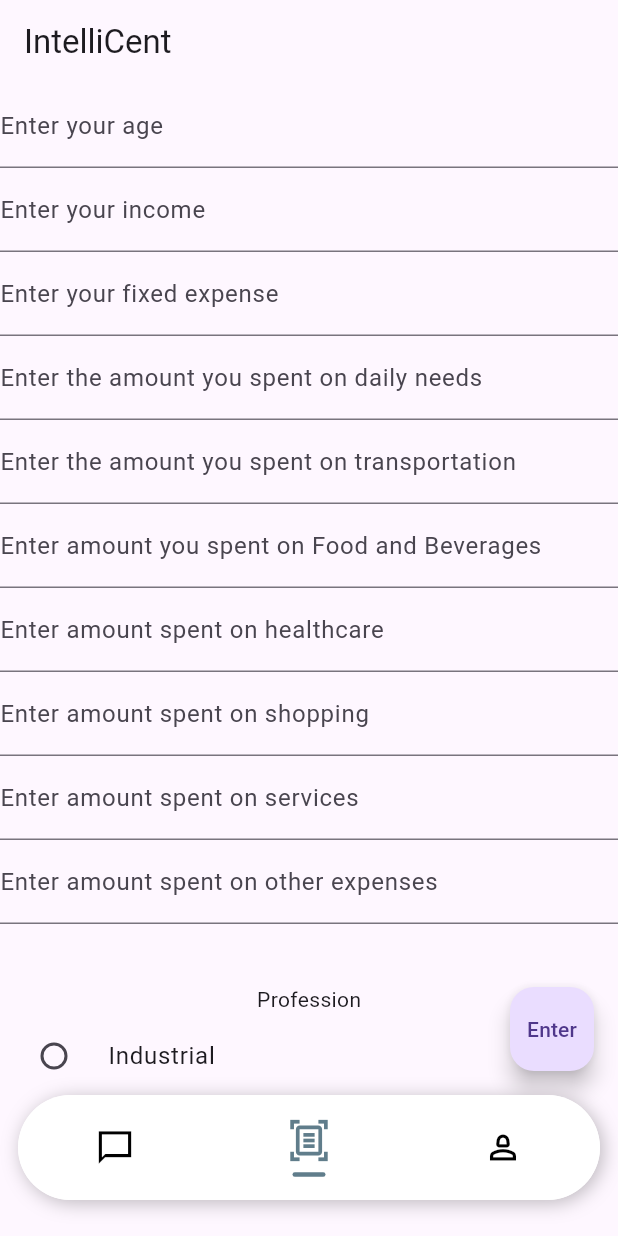
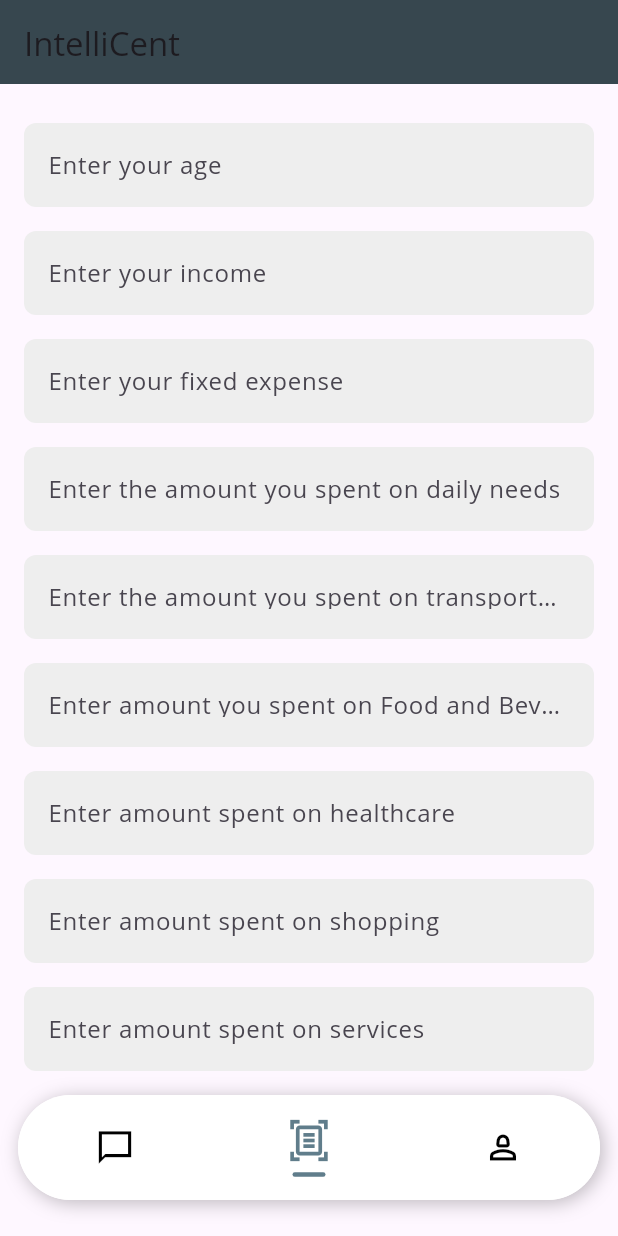
Before and after one commit to NoelJomichan/IntelliCent, a Flutter app: the screen it shows after launch, on a phone screen of 412 x 824 dp. Run offline on Flutter 3.47's test engine with Material 3 defaults, Android fonts, the phone set to English and light mode, and no system bars; our stand-ins replace bubble, cloud_firestore, firebase_core, shared_preferences; missing offline and left inert: dart:ffi; accounts and stored records are empty; Roboto replaces fonts that are missing (Open Sans).

Commit message:
changed UI and added profile page

```diff
--- /dev/null
+++ b/lib/Python/userData.dart
@@ -0,0 +1,22 @@
+
+class User {
+  String username;
+  String apiKey;
+  String savings;
+  String risk;
+  String duration;
+  String expectedReturns;
+
+  User({required this.username, required this.apiKey, required this.savings, required this.risk, required this.duration, required this.expectedReturns});
+
+  factory User.fromJson(Map<String, dynamic> json) {
+    return User(
+      username: json['username'],
+      apiKey: json['api_key'],
+      savings: json['savings'],
+      risk: json['risk'],
+      duration: json['duration'],
+      expectedReturns: json['expected_returns'],
+    );
+  }
+}
--- a/lib/Screens/data_page.dart
+++ b/lib/Screens/data_page.dart
@@ -1,5 +1,45 @@
 import 'package:flutter/material.dart';
 import 'package:untitled/Python/sendRequest.dart';
+
+void showAlertDialog(BuildContext context, String message) {
+  showDialog(
+    context: context,
+    builder: (BuildContext context) {
+      return AlertDialog(
+        title: const Text('Predicted Savings'),
+        content: Text(message),
+        actions: <Widget>[
+          TextButton(
+            child: const Text('OK'),
+            onPressed: () {
+              Navigator.of(context).pop(); // Closes the alert dialog
+            },
+          ),
+        ],
+      );
+    },
+  );
+}
+
+void showGeneralAlert(BuildContext context, String message) {
+  showDialog(
+    context: context,
+    builder: (BuildContext context) {
+      return AlertDialog(
+        title: const Text('Input Error'),
+        content: Text(message),
+        actions: <Widget>[
+          TextButton(
+            child: const Text('OK'),
+            onPressed: () {
+              Navigator.of(context).pop(); // Closes the alert dialog
+            },
+          ),
+        ],
+      );
+    },
+  );
+}
 
 class DataPage extends StatefulWidget {
   const DataPage({Key? key}) : super(key: key);
@@ -29,224 +69,100 @@
   int profKnowledge = 0;
   int profPublic = 0;
   int profService = 0;
+
   @override
   Widget build(BuildContext context) {
     return MaterialApp(
       title: 'IntelliCent',
+      theme: ThemeData(
+        primarySwatch: Colors.blueGrey,
+        fontFamily: 'Open Sans',
+        inputDecorationTheme: InputDecorationTheme(
+          border: OutlineInputBorder(
+            borderRadius: BorderRadius.circular(8.0),
+            borderSide: BorderSide.none,
+          ),
+          filled: true,
+          fillColor: Colors.grey[200],
+        ),
+        textButtonTheme: TextButtonThemeData(
+          style: TextButton.styleFrom(
+            backgroundColor: Colors.blueAccent,
+            primary: Colors.white,
+          ),
+        ),
+      ),
       home: Scaffold(
         appBar: AppBar(
           title: const Text('IntelliCent'),
+          backgroundColor: Colors.blueGrey[800],
         ),
         body: Form(
           key: _formKey,
           child: SingleChildScrollView(
+            padding: const EdgeInsets.all(16.0),
             child: Column(
+              crossAxisAlignment: CrossAxisAlignment.stretch,
               children: [
-                TextFormField(
-                  controller: ageController,
-                  keyboardType: TextInputType.number,
-                  validator: (value){
-                    if(value == null || value.isEmpty){
-                      return 'Please enter age';
-                    }
-                    return null;
-                  },
-                  decoration:  const InputDecoration(
-                    border: UnderlineInputBorder(),
-                    labelText: 'Enter your age',
-                  ),
-                ),
-                TextFormField(
-                  controller: incomeController,
-                  keyboardType: TextInputType.number,
-                  validator: (value){
-                    if(value == null || value.isEmpty){
-                      return 'Please enter income';
-                    }
-                    return null;
-                  },
-                  decoration:  const InputDecoration(
-                    border: UnderlineInputBorder(),
-                    labelText: 'Enter your income',
-                  ),
-                ),
-                TextFormField(
-                  controller: fixedExpenseController,
-                  keyboardType: TextInputType.number,
-                  validator: (value){
-                    if(value == null || value.isEmpty){
-                      return 'Please enter fixed expense';
-                    }
-                    return null;
-                  },
-                  decoration:  const InputDecoration(
-                    border: UnderlineInputBorder(),
-                    labelText: 'Enter your fixed expense',
-                  ),
-                ),
-                TextFormField(
-                  controller: dailyNeedsController,
-                  keyboardType: TextInputType.number,
-                  validator: (value){
-                    if(value == null || value.isEmpty){
-                      return 'Please enter amount you spent on daily needs';
-                    }
-                    return null;
-                  },
-                  decoration:  const InputDecoration(
-                    border: UnderlineInputBorder(),
-                    labelText: 'Enter the amount you spent on daily needs',
-                  ),
-                ),
-                TextFormField(
-                  controller: transportationController,
-                  keyboardType: TextInputType.number,
-                  validator: (value){
-                    if(value == null || value.isEmpty){
-                      return 'Please enter amount you spent on transportation';
-                    }
-                    return null;
-                  },
-                  decoration:  const InputDecoration(
-                    border: UnderlineInputBorder(),
-                    labelText: 'Enter the amount you spent on transportation',
-                  ),
-                ),
-                TextFormField(
-                  controller: foodBevController,
-                  keyboardType: TextInputType.number,
-                  validator: (value){
-                    if(value == null || value.isEmpty){
-                      return 'Please enter Food and Beverage amount';
-                    }
-                    return null;
-                  },
-                  decoration:  const InputDecoration(
-                    border: UnderlineInputBorder(),
-                    labelText: 'Enter amount you spent on Food and Beverages',
-                  ),
-                ),
-                TextFormField(
-                  controller: healthcareController,
-                  keyboardType: TextInputType.number,
-                  validator: (value){
-                    if(value == null || value.isEmpty){
-                      return 'Please enter amount spent on healthcare';
-                    }
-                    return null;
-                  },
-                  decoration:  const InputDecoration(
-                    border: UnderlineInputBorder(),
-                    labelText: 'Enter amount spent on healthcare',
-                  ),
-                ),
-                TextFormField(
-                  controller: shoppingController,
-                  keyboardType: TextInputType.number,
-                  validator: (value){
-                    if(value == null || value.isEmpty){
-                      return 'Please enter amount spent on shopping';
-                    }
-                    return null;
-                  },
-                  decoration:  const InputDecoration(
-                    border: UnderlineInputBorder(),
-                    labelText: 'Enter amount spent on shopping',
-                  ),
-                ),
-                TextFormField(
-                  controller: servicesController,
-                  keyboardType: TextInputType.number,
-                  validator: (value){
-                    if(value == null || value.isEmpty){
-                      return 'Please enter amount spent on services';
-                    }
-                    return null;
-                  },
-                    decoration:  const InputDecoration(
-                    border: UnderlineInputBorder(),
-                    labelText: 'Enter amount spent on services',
-                  ),
-                ),
-                TextFormField(
-                  controller: othersController,
-                  keyboardType: TextInputType.number,
-                  validator: (value){
-                    if(value == null || value.isEmpty){
-                      return 'Please enter amount spent on other expenses';
-                    }
-                    return null;
-                  },
-                    decoration:  const InputDecoration(
-                    border: UnderlineInputBorder(),
-                    labelText: 'Enter amount spent on other expenses',
-                  ),
-                ),
-
-                const Padding(padding: EdgeInsets.all(10)),
-                const Padding(padding: EdgeInsets.all(10)),
-                const Text('Profession'),
-                Column(
-                  //profession
-                  children: [
-                    RadioListTile(
-                        title: const Text('Industrial'),
-                        value: 1,
-                        groupValue: profIndustrial,
-                        onChanged: (value){
+                SizedBox(height: 10.0),
+                _buildTextFormField(ageController, 'Enter your age', 'Please enter age'),
+                SizedBox(height: 16.0),
+                _buildTextFormField(incomeController, 'Enter your income', 'Please enter income'),
+                SizedBox(height: 16.0),
+                _buildTextFormField(fixedExpenseController, 'Enter your fixed expense', 'Please enter fixed expense'),
+                SizedBox(height: 16.0),
+                _buildTextFormField(dailyNeedsController, 'Enter the amount you spent on daily needs', 'Please enter amount you spent on daily needs'),
+                SizedBox(height: 16.0),
+                _buildTextFormField(transportationController, 'Enter the amount you spent on transportation', 'Please enter amount you spent on transportation'),
+                SizedBox(height: 16.0),
+                _buildTextFormField(foodBevController, 'Enter amount you spent on Food and Beverages', 'Please enter Food and Beverage amount'),
+                SizedBox(height: 16.0),
+                _buildTextFormField(healthcareController, 'Enter amount spent on healthcare', 'Please enter amount spent on healthcare'),
+                SizedBox(height: 16.0),
+                _buildTextFormField(shoppingController, 'Enter amount spent on shopping', 'Please enter amount spent on shopping'),
+                SizedBox(height: 16.0),
+                _buildTextFormField(servicesController, 'Enter amount spent on services', 'Please enter amount spent on services'),
+                SizedBox(height: 16.0),
+                _buildTextFormField(othersController, 'Enter amount spent on other expenses', 'Please enter amount spent on other expenses'),
+                SizedBox(height: 20.0),
+                const Text('Profession', style: TextStyle(fontSize: 16, fontWeight: FontWeight.bold)),
+                _buildRadioListTile('Industrial', 1, profIndustrial, (val) {
                   setState(() {
-                            profIndustrial = value!;
+                    profIndustrial = val!;
                     profKnowledge = 0;
                     profPublic = 0;
                     profService = 0;
                   });
-                        } ),
-                    RadioListTile(
-                        title: const Text('Knowledge'),
-                        value: 1,
-                        groupValue: profKnowledge,
-                        onChanged: (value){
+                }),
+                _buildRadioListTile('Knowledge', 1, profKnowledge, (val) {
                   setState(() {
                     profIndustrial = 0;
-                            profKnowledge = value!;
+                    profKnowledge = val!;
                     profPublic = 0;
                     profService = 0;
                   });
-                        } ),
-                    RadioListTile(
-                        title: const Text('Public'),
-                        value: 1,
-                        groupValue: profPublic,
-                        onChanged: (value){
+                }),
+                _buildRadioListTile('Public', 1, profPublic, (val) {
                   setState(() {
                     profIndustrial = 0;
                     profKnowledge = 0;
-                            profPublic = value!;
+                    profPublic = val!;
                     profService = 0;
                   });
-                        } ),
-                    RadioListTile(
-                        title: const Text('Service'),
-                        value: 1,
-                        groupValue: profService,
-                        onChanged: (value){
+                }),
+                _buildRadioListTile('Service', 1, profService, (val) {
                   setState(() {
                     profIndustrial = 0;
                     profKnowledge = 0;
                     profPublic = 0;
-                            profService = value!;
+                    profService = val!;
                   });
-                        } )
-                  ],
-                ),
-              ],
-            ),
-          )
-        ),
-        floatingActionButton: FloatingActionButton(
+                }),
+                SizedBox(height: 20.0),
+                ElevatedButton(
                   child: const Text('Enter'),
-
                   onPressed: () async {
+                    if (_formKey.currentState?.validate() ?? false) {
                       final predictedSavings = await sendPostRequest(
                           ageController.text,
                           incomeController.text,
@@ -266,40 +182,48 @@
 
                       if (predictedSavings != null) {
                         showAlertDialog(context, 'Predicted Savings received: $predictedSavings');
-                // print('Predicted Savings received: $predictedSavings');
                       } else {
                         print("Request failed.");
                       }
-              // sendPostRequest(
-              //   24, 200000, 70000, 4, 9000, 8300, 9300, 3600, 18000, 9600, 12000,
-              //     gender,
-              //     maritalStatus,
-              //     profIndustrial,
-              //     profKnowledge,
-              //     profPublic,
-              //     profService
-              // );
-            }),
+                    } else {
+                      showGeneralAlert(context, 'Please fill in all fields before submitting.');
+                    }
+                  },
+                  style: ElevatedButton.styleFrom(
+                    backgroundColor: Colors.blueAccent,
+                    foregroundColor: Colors.white,
+                  ),
+                ),
+              ],
+            ),
+          ),
+        ),
       ),
     );
   }
-  void showAlertDialog(BuildContext context, String message) {
-    showDialog(
-      context: context,
-      builder: (BuildContext context) {
-        return AlertDialog(
-          title: const Text('Predicted Savings'),
-          content: Text(message), // Use the provided message
-          actions: <Widget>[
-            TextButton(
-              child: const Text('OK'),
-              onPressed: () {
-                Navigator.of(context).pop(); // Close the alert dialog
+
+  Widget _buildTextFormField(TextEditingController controller, String label, String errorText) {
+    return TextFormField(
+      controller: controller,
+      keyboardType: TextInputType.number,
+      validator: (value) {
+        if (value == null || value.isEmpty) {
+          return errorText;
+        }
+        return null;
       },
+      decoration: InputDecoration(
+        labelText: label,
       ),
-          ],
     );
-      },
+  }
+
+  Widget _buildRadioListTile(String title, int value, int groupValue, Function(int?) onChanged) {
+    return RadioListTile(
+      title: Text(title),
+      value: value,
+      groupValue: groupValue,
+      onChanged: (int? newValue) => onChanged(newValue),
     );
   }
 }
--- a/lib/Screens/login.dart
+++ b/lib/Screens/login.dart
@@ -51,7 +51,7 @@
             color: Colors.white,
           ),
           Text(
-            "INTELLICENT",
+            "IntelliCent",
             style: TextStyle(
                 color: Colors.white,
                 fontWeight: FontWeight.bold,
--- a/lib/Screens/profile_page.dart
+++ b/lib/Screens/profile_page.dart
@@ -1,4 +1,7 @@
+import 'dart:convert';
 import 'package:flutter/material.dart';
+
+import '../Python/userData.dart';
 
 class ProfilePage extends StatefulWidget {
   const ProfilePage({Key? key}) : super(key: key);
@@ -10,11 +13,64 @@
 }
 
 class _ProfilePageState extends State<ProfilePage> {
+  List<User> _users = [];
+
+  @override
+  void initState() {
+    super.initState();
+    loadUserData();
+  }
+
+  void loadUserData() async {
+    // Simulating loading JSON from local assets (replace with your actual data source)
+    String data = await DefaultAssetBundle.of(context).loadString('assets/user.json');
+    final jsonResult = jsonDecode(data)['users'];
+    setState(() {
+      _users = List<User>.from(jsonResult.map((x) => User.fromJson(x)));
+    });
+  }
+
   @override
   Widget build(BuildContext context) {
-    return Scaffold(
-      appBar: AppBar(
-        title: const Text('Profile Page'),
+    return MaterialApp(
+      title: 'IntelliCent',
+      theme: ThemeData(
+        primarySwatch: Colors.blueGrey,
+        fontFamily: 'Open Sans',
+        inputDecorationTheme: InputDecorationTheme(
+          border: OutlineInputBorder(
+            borderRadius: BorderRadius.circular(8.0),
+            borderSide: BorderSide.none,
+          ),
+          filled: true,
+          fillColor: Colors.grey[200],
+        ),
+        textButtonTheme: TextButtonThemeData(
+          style: TextButton.styleFrom(
+            backgroundColor: Colors.blueAccent,
+            primary: Colors.white,
+          ),
+        ),
+      ),
+      home: Scaffold(
+        appBar: AppBar(
+          title: const Text('Profile Page'),
+          backgroundColor: Colors.blueGrey[800],
+        ),
+        body: _users.isEmpty
+            ? const Center(child: CircularProgressIndicator())
+            : ListView.builder(
+          itemCount: _users.length,
+          itemBuilder: (context, index) {
+            return Card(
+              margin: const EdgeInsets.all(8.0),
+              child: ListTile(
+                title: Text(_users[index].username),
+                subtitle: Text('Savings: ${_users[index].savings} - Risk: ${_users[index].risk}'),
+              ),
+            );
+          },
+        ),
       ),
     );
   }
--- a/pubspec.yaml
+++ b/pubspec.yaml
@@ -34,6 +34,7 @@
   http: ^0.13.3
 
 
+
   # The following adds the Cupertino Icons font to your application.
   # Use with the CupertinoIcons class for iOS style icons.
   cupertino_icons: ^1.0.2
@@ -64,6 +65,8 @@
   # included with your application, so that you can use the icons in
   # the material Icons class.
   uses-material-design: true
+  assets:
+    - assets/user.json
 
   # To add assets to your application, add an assets section, like this:
   # assets:
```
Also changed, not shown: assets/user.json (added, +44 -0 lines). Lines whose indentation alone changed are shown as unchanged.
